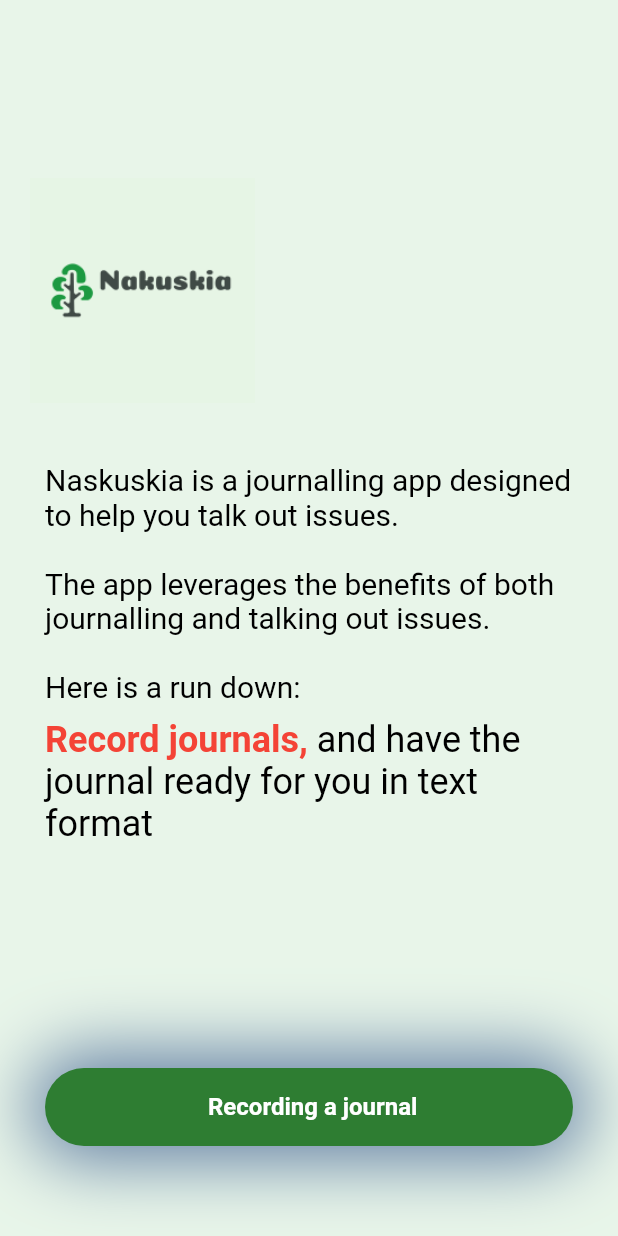
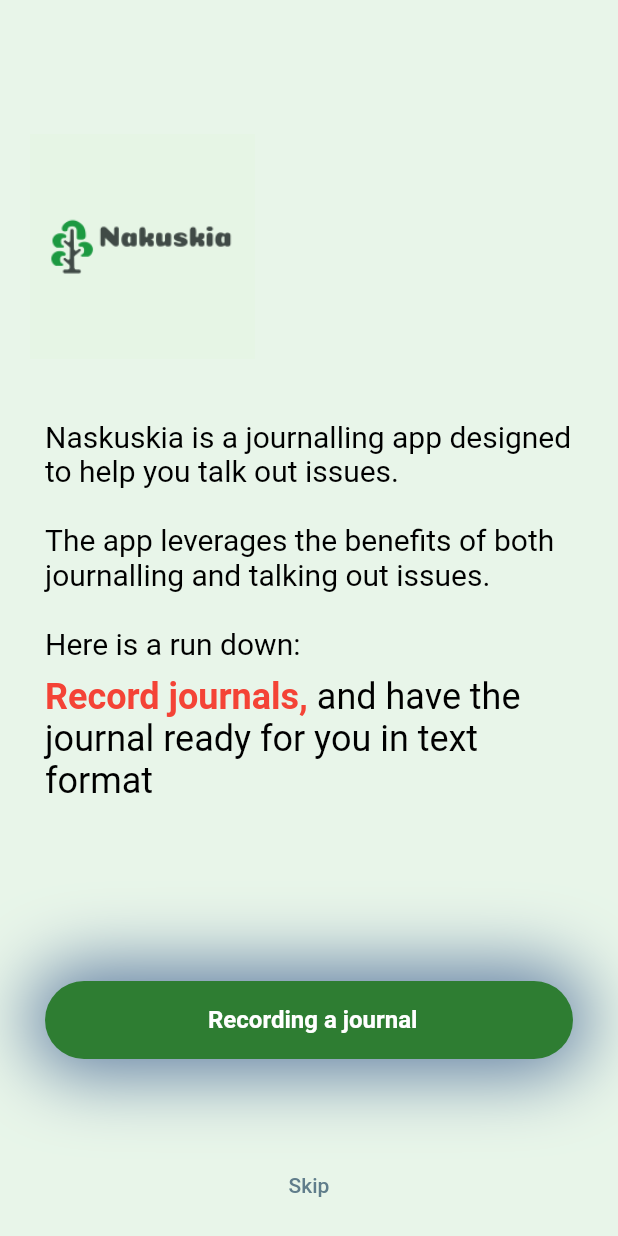
Before and after one commit to enzonjagi/Voice_Journalling_Assistant, a Flutter app: the screen it shows after launch, on a phone screen of 412 x 824 dp. Run offline on Flutter 3.47's test engine with Material 2 defaults, Android fonts, the phone set to English and light mode, and no system bars; our stand-ins replace avatar_glow, bloc, cloud_firestore, equatable, firebase_auth, firebase_core and 3 more; missing offline and left inert: highlight_text; accounts and stored records are empty.

Commit message:
Skip App walkthrough

```diff
--- a/fluttercode/voice_journalling/lib/walkthrough/walkthrough_item.dart
+++ b/fluttercode/voice_journalling/lib/walkthrough/walkthrough_item.dart
@@ -117,7 +117,15 @@ class _WalkthroughItemState extends State<WalkthroughItem> {
                 ),
               ),
             ),
-          )
+          ),
+          TextButton(
+            onPressed: () {
+              Navigator.push(
+                  context, MaterialPageRoute(builder: (context) => Login()));
+            },
+            child: Text('Skip'),
+          ),
+          SizedBox(height: 10)
         ],
       ),
     );
```
